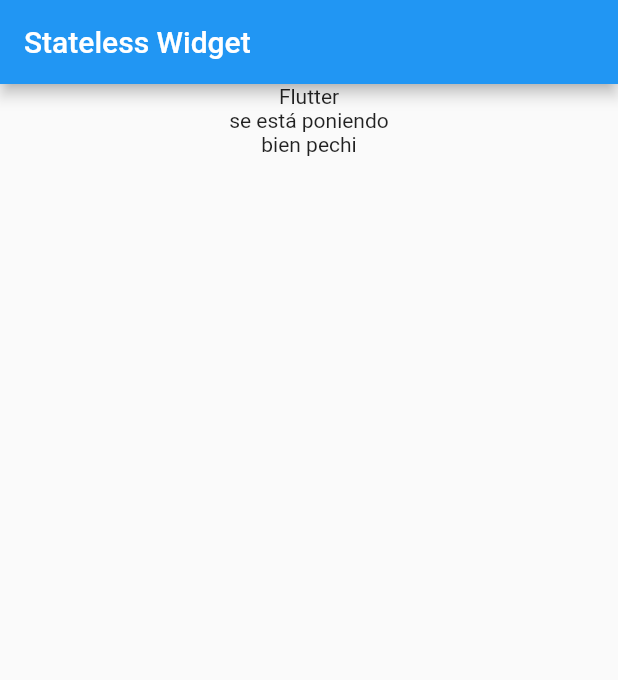
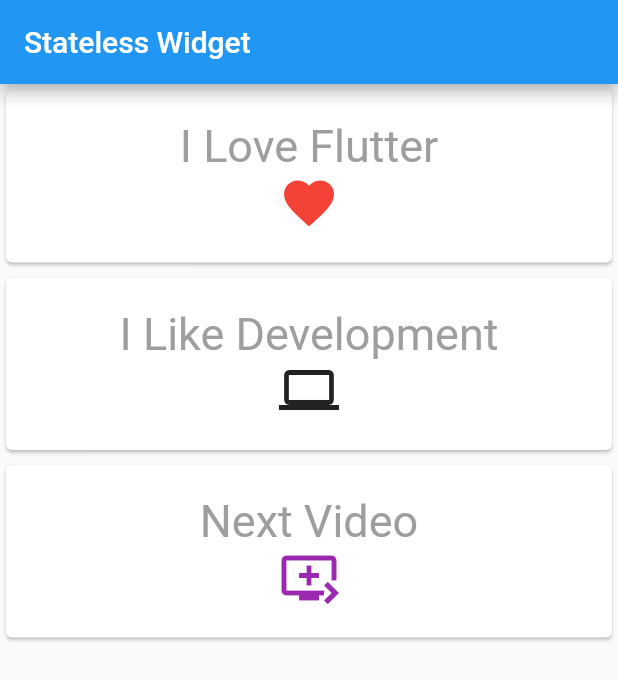
Before and after one commit to JKBustillo/first-app-fluttler, a Flutter app: the screen it shows after launch, on a phone screen of 412 x 824 dp. Shown: the top 680 px of the screen. Run offline on Flutter 3.47's test engine with Material 2 defaults, Android fonts, the phone set to English and light mode, and no system bars.

Commit message:
feat: custom SL widget with styles

```diff
--- a/lib/main.dart
+++ b/lib/main.dart
@@ -9,6 +9,11 @@
 class MyApp extends StatelessWidget {
   @override
   Widget build(BuildContext context) {
+    final double iconSize = 40.0;
+    final TextStyle textStyle = new TextStyle(
+      color: Colors.grey,
+      fontSize: 30.0
+    );
     return new Scaffold(
       appBar: new AppBar(
         title: new Text("Stateless Widget")
@@ -16,10 +21,11 @@
       body: new Container(
         child: Center(
           child: new Column(
+            crossAxisAlignment: CrossAxisAlignment.stretch,
             children: <Widget>[
-              new Text("Flutter"),
-              new Text("se está poniendo"),
-              new Text("bien pechi")
+              new MyCard(title: new Text("I Love Flutter", style: textStyle), icon: new Icon(Icons.favorite, size: iconSize, color: Colors.red)),
+              new MyCard(title: new Text("I Like Development", style: textStyle), icon: new Icon(Icons.computer, size: iconSize)),
+              new MyCard(title: new Text("Next Video", style: textStyle), icon: new Icon(Icons.queue_play_next, size: iconSize, color: Colors.purple))
             ],
           ),
         )
@@ -27,3 +33,25 @@
     );
   }
 }
+
+class MyCard extends StatelessWidget {
+  final Widget title;
+  final Widget icon;
+
+  MyCard({this.title, this.icon});
+
+  @override
+  Widget build(BuildContext context) {
+    return Container(
+      padding: const EdgeInsets.only(bottom: 2.0),
+      child: new Card(
+        child: new Container(
+          padding: const EdgeInsets.all(20.0),
+          child: Column (
+            children: <Widget>[this.title, this.icon],
+          ),
+        )
+      ),
+    );
+  }
+}
```
